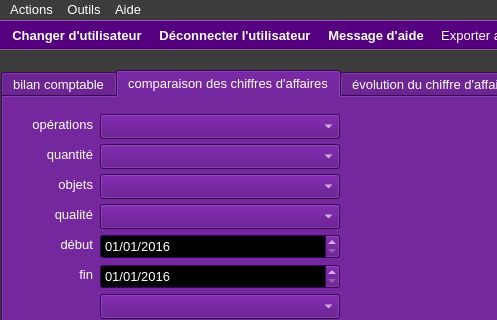
Above: ui/yeroth-erp-tableaux-de-bord-window.ui from xnoumbissinoundou/yeroth-erp-3.0 before the change; both pictures show x 0 to 497 and y 0 to 320 of the 800 by 600 pixel window. Below: the same form after it.
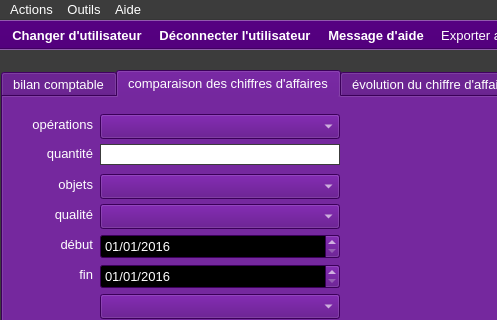
That is the form after the change. The open tabs and pages were chosen to show the change. Icons and pictures are not drawn. Custom widgets are drawn as their Qt base class.

Diff of the .ui file:
```diff
--- a/ui/yeroth-erp-tableaux-de-bord-window.ui
+++ b/ui/yeroth-erp-tableaux-de-bord-window.ui
@@ -3129,442 +3129,6 @@
      <attribute name="title">
       <string>comparaison des chiffres d'affaires</string>
      </attribute>
-     <widget class="YerothComboBox" name="comboBox_quantite">
-      <property name="geometry">
-       <rect>
-        <x>97</x>
-        <y>47</y>
-        <width>240</width>
-        <height>25</height>
-       </rect>
-      </property>
-      <property name="palette">
-       <palette>
-        <active>
-         <colorrole role="WindowText">
-          <brush brushstyle="SolidPattern">
-           <color alpha="255">
-            <red>255</red>
-            <green>255</green>
-            <blue>255</blue>
-           </color>
-          </brush>
-         </colorrole>
-         <colorrole role="Button">
-          <brush brushstyle="SolidPattern">
-           <color alpha="255">
-            <red>83</red>
-            <green>0</green>
-            <blue>125</blue>
-           </color>
-          </brush>
-         </colorrole>
-         <colorrole role="Light">
-          <brush brushstyle="SolidPattern">
-           <color alpha="255">
-            <red>124</red>
-            <green>0</green>
-            <blue>188</blue>
-           </color>
-          </brush>
-         </colorrole>
-         <colorrole role="Midlight">
-          <brush brushstyle="SolidPattern">
-           <color alpha="255">
-            <red>103</red>
-            <green>0</green>
-            <blue>156</blue>
-           </color>
-          </brush>
-         </colorrole>
-         <colorrole role="Dark">
-          <brush brushstyle="SolidPattern">
-           <color alpha="255">
-            <red>41</red>
-            <green>0</green>
-            <blue>62</blue>
-           </color>
-          </brush>
-         </colorrole>
-         <colorrole role="Mid">
-          <brush brushstyle="SolidPattern">
-           <color alpha="255">
-            <red>55</red>
-            <green>0</green>
-            <blue>83</blue>
-           </color>
-          </brush>
-         </colorrole>
-         <colorrole role="Text">
-          <brush brushstyle="SolidPattern">
-           <color alpha="255">
-            <red>255</red>
-            <green>255</green>
-            <blue>255</blue>
-           </color>
-          </brush>
-         </colorrole>
-         <colorrole role="BrightText">
-          <brush brushstyle="SolidPattern">
-           <color alpha="255">
-            <red>255</red>
-            <green>255</green>
-            <blue>255</blue>
-           </color>
-          </brush>
-         </colorrole>
-         <colorrole role="ButtonText">
-          <brush brushstyle="SolidPattern">
-           <color alpha="255">
-            <red>255</red>
-            <green>255</green>
-            <blue>255</blue>
-           </color>
-          </brush>
-         </colorrole>
-         <colorrole role="Base">
-          <brush brushstyle="SolidPattern">
-           <color alpha="255">
-            <red>0</red>
-            <green>0</green>
-            <blue>0</blue>
-           </color>
-          </brush>
-         </colorrole>
-         <colorrole role="Window">
-          <brush brushstyle="SolidPattern">
-           <color alpha="255">
-            <red>83</red>
-            <green>0</green>
-            <blue>125</blue>
-           </color>
-          </brush>
-         </colorrole>
-         <colorrole role="Shadow">
-          <brush brushstyle="SolidPattern">
-           <color alpha="255">
-            <red>0</red>
-            <green>0</green>
-            <blue>0</blue>
-           </color>
-          </brush>
-         </colorrole>
-         <colorrole role="AlternateBase">
-          <brush brushstyle="SolidPattern">
-           <color alpha="255">
-            <red>41</red>
-            <green>0</green>
-            <blue>62</blue>
-           </color>
-          </brush>
-         </colorrole>
-         <colorrole role="ToolTipBase">
-          <brush brushstyle="SolidPattern">
-           <color alpha="255">
-            <red>255</red>
-            <green>255</green>
-            <blue>220</blue>
-           </color>
-          </brush>
-         </colorrole>
-         <colorrole role="ToolTipText">
-          <brush brushstyle="SolidPattern">
-           <color alpha="255">
-            <red>255</red>
-            <green>255</green>
-            <blue>255</blue>
-           </color>
-          </brush>
-         </colorrole>
-        </active>
-        <inactive>
-         <colorrole role="WindowText">
-          <brush brushstyle="SolidPattern">
-           <color alpha="255">
-            <red>255</red>
-            <green>255</green>
-            <blue>255</blue>
-           </color>
-          </brush>
-         </colorrole>
-         <colorrole role="Button">
-          <brush brushstyle="SolidPattern">
-           <color alpha="255">
-            <red>83</red>
-            <green>0</green>
-            <blue>125</blue>
-           </color>
-          </brush>
-         </colorrole>
-         <colorrole role="Light">
-          <brush brushstyle="SolidPattern">
-           <color alpha="255">
-            <red>124</red>
-            <green>0</green>
-            <blue>188</blue>
-           </color>
-          </brush>
-         </colorrole>
-         <colorrole role="Midlight">
-          <brush brushstyle="SolidPattern">
-           <color alpha="255">
-            <red>103</red>
-            <green>0</green>
-            <blue>156</blue>
-           </color>
-          </brush>
-         </colorrole>
-         <colorrole role="Dark">
-          <brush brushstyle="SolidPattern">
-           <color alpha="255">
-            <red>41</red>
-            <green>0</green>
-            <blue>62</blue>
-           </color>
-          </brush>
-         </colorrole>
-         <colorrole role="Mid">
-          <brush brushstyle="SolidPattern">
-           <color alpha="255">
-            <red>55</red>
-            <green>0</green>
-            <blue>83</blue>
-           </color>
-          </brush>
-         </colorrole>
-         <colorrole role="Text">
-          <brush brushstyle="SolidPattern">
-           <color alpha="255">
-            <red>255</red>
-            <green>255</green>
-            <blue>255</blue>
-           </color>
-          </brush>
-         </colorrole>
-         <colorrole role="BrightText">
-          <brush brushstyle="SolidPattern">
-           <color alpha="255">
-            <red>255</red>
-            <green>255</green>
-            <blue>255</blue>
-           </color>
-          </brush>
-         </colorrole>
-         <colorrole role="ButtonText">
-          <brush brushstyle="SolidPattern">
-           <color alpha="255">
-            <red>255</red>
-            <green>255</green>
-            <blue>255</blue>
-           </color>
-          </brush>
-         </colorrole>
-         <colorrole role="Base">
-          <brush brushstyle="SolidPattern">
-           <color alpha="255">
-            <red>0</red>
-            <green>0</green>
-            <blue>0</blue>
-           </color>
-          </brush>
-         </colorrole>
-         <colorrole role="Window">
-          <brush brushstyle="SolidPattern">
-           <color alpha="255">
-            <red>83</red>
-            <green>0</green>
-            <blue>125</blue>
-           </color>
-          </brush>
-         </colorrole>
-         <colorrole role="Shadow">
-          <brush brushstyle="SolidPattern">
-           <color alpha="255">
-            <red>0</red>
-            <green>0</green>
-            <blue>0</blue>
-           </color>
-          </brush>
-         </colorrole>
-         <colorrole role="AlternateBase">
-          <brush brushstyle="SolidPattern">
-           <color alpha="255">
-            <red>41</red>
-            <green>0</green>
-            <blue>62</blue>
-           </color>
-          </brush>
-         </colorrole>
-         <colorrole role="ToolTipBase">
-          <brush brushstyle="SolidPattern">
-           <color alpha="255">
-            <red>255</red>
-            <green>255</green>
-            <blue>220</blue>
-           </color>
-          </brush>
-         </colorrole>
-         <colorrole role="ToolTipText">
-          <brush brushstyle="SolidPattern">
-           <color alpha="255">
-            <red>255</red>
-            <green>255</green>
-            <blue>255</blue>
-           </color>
-          </brush>
-         </colorrole>
-        </inactive>
-        <disabled>
-         <colorrole role="WindowText">
-          <brush brushstyle="SolidPattern">
-           <color alpha="255">
-            <red>41</red>
-            <green>0</green>
-            <blue>62</blue>
-           </color>
-          </brush>
-         </colorrole>
-         <colorrole role="Button">
-          <brush brushstyle="SolidPattern">
-           <color alpha="255">
-            <red>83</red>
-            <green>0</green>
-            <blue>125</blue>
-           </color>
-          </brush>
-         </colorrole>
-         <colorrole role="Light">
-          <brush brushstyle="SolidPattern">
-           <color alpha="255">
-            <red>124</red>
-            <green>0</green>
-            <blue>188</blue>
-           </color>
-          </brush>
-         </colorrole>
-         <colorrole role="Midlight">
-          <brush brushstyle="SolidPattern">
-           <color alpha="255">
-            <red>103</red>
-            <green>0</green>
-            <blue>156</blue>
-           </color>
-          </brush>
-         </colorrole>
-         <colorrole role="Dark">
-          <brush brushstyle="SolidPattern">
-           <color alpha="255">
-            <red>41</red>
-            <green>0</green>
-            <blue>62</blue>
-           </color>
-          </brush>
-         </colorrole>
-         <colorrole role="Mid">
-          <brush brushstyle="SolidPattern">
-           <color alpha="255">
-            <red>55</red>
-            <green>0</green>
-            <blue>83</blue>
-           </color>
-          </brush>
-         </colorrole>
-         <colorrole role="Text">
-          <brush brushstyle="SolidPattern">
-           <color alpha="255">
-            <red>41</red>
-            <green>0</green>
-            <blue>62</blue>
-           </color>
-          </brush>
-         </colorrole>
-         <colorrole role="BrightText">
-          <brush brushstyle="SolidPattern">
-           <color alpha="255">
-            <red>255</red>
-            <green>255</green>
-            <blue>255</blue>
-           </color>
-          </brush>
-         </colorrole>
-         <colorrole role="ButtonText">
-          <brush brushstyle="SolidPattern">
-           <color alpha="255">
-            <red>41</red>
-            <green>0</green>
-            <blue>62</blue>
-           </color>
-          </brush>
-         </colorrole>
-         <colorrole role="Base">
-          <brush brushstyle="SolidPattern">
-           <color alpha="255">
-            <red>83</red>
-            <green>0</green>
-            <blue>125</blue>
-           </color>
-          </brush>
-         </colorrole>
-         <colorrole role="Window">
-          <brush brushstyle="SolidPattern">
-           <color alpha="255">
-            <red>83</red>
-            <green>0</green>
-            <blue>125</blue>
-           </color>
-          </brush>
-         </colorrole>
-         <colorrole role="Shadow">
-          <brush brushstyle="SolidPattern">
-           <color alpha="255">
-            <red>0</red>
-            <green>0</green>
-            <blue>0</blue>
-           </color>
-          </brush>
-         </colorrole>
-         <colorrole role="AlternateBase">
-          <brush brushstyle="SolidPattern">
-           <color alpha="255">
-            <red>83</red>
-            <green>0</green>
-            <blue>125</blue>
-           </color>
-          </brush>
-         </colorrole>
-         <colorrole role="ToolTipBase">
-          <brush brushstyle="SolidPattern">
-           <color alpha="255">
-            <red>255</red>
-            <green>255</green>
-            <blue>220</blue>
-           </color>
-          </brush>
-         </colorrole>
-         <colorrole role="ToolTipText">
-          <brush brushstyle="SolidPattern">
-           <color alpha="255">
-            <red>255</red>
-            <green>255</green>
-            <blue>255</blue>
-           </color>
-          </brush>
-         </colorrole>
-        </disabled>
-       </palette>
-      </property>
-      <property name="font">
-       <font>
-        <pointsize>10</pointsize>
-       </font>
-      </property>
-      <property name="sizeAdjustPolicy">
-       <enum>QComboBox::AdjustToContentsOnFirstShow</enum>
-      </property>
-      <property name="minimumContentsLength">
-       <number>0</number>
-      </property>
-     </widget>
      <widget class="YerothComboBox" name="comboBox_operations">
       <property name="geometry">
        <rect>
@@ -4026,7 +3590,7 @@
       <property name="geometry">
        <rect>
         <x>0</x>
-        <y>47</y>
+        <y>46</y>
         <width>90</width>
         <height>21</height>
        </rect>
@@ -7189,6 +6753,110 @@
        </date>
       </property>
      </widget>
+     <widget class="YerothLineEdit" name="lineEdit_quantite">
+      <property name="geometry">
+       <rect>
+        <x>97</x>
+        <y>47</y>
+        <width>240</width>
+        <height>21</height>
+       </rect>
+      </property>
+      <property name="palette">
+       <palette>
+        <active>
+         <colorrole role="Button">
+          <brush brushstyle="SolidPattern">
+           <color alpha="255">
+            <red>0</red>
+            <green>0</green>
+            <blue>0</blue>
+           </color>
+          </brush>
+         </colorrole>
+         <colorrole role="Base">
+          <brush brushstyle="SolidPattern">
+           <color alpha="255">
+            <red>0</red>
+            <green>0</green>
+            <blue>0</blue>
+           </color>
+          </brush>
+         </colorrole>
+         <colorrole role="Window">
+          <brush brushstyle="SolidPattern">
+           <color alpha="255">
+            <red>0</red>
+            <green>0</green>
+            <blue>0</blue>
+           </color>
+          </brush>
+         </colorrole>
+        </active>
+        <inactive>
+         <colorrole role="Button">
+          <brush brushstyle="SolidPattern">
+           <color alpha="255">
+            <red>0</red>
+            <green>0</green>
+            <blue>0</blue>
+           </color>
+          </brush>
+         </colorrole>
+         <colorrole role="Base">
+          <brush brushstyle="SolidPattern">
+           <color alpha="255">
+            <red>0</red>
+            <green>0</green>
+            <blue>0</blue>
+           </color>
+          </brush>
+         </colorrole>
+         <colorrole role="Window">
+          <brush brushstyle="SolidPattern">
+           <color alpha="255">
+            <red>0</red>
+            <green>0</green>
+            <blue>0</blue>
+           </color>
+          </brush>
+         </colorrole>
+        </inactive>
+        <disabled>
+         <colorrole role="Button">
+          <brush brushstyle="SolidPattern">
+           <color alpha="255">
+            <red>0</red>
+            <green>0</green>
+            <blue>0</blue>
+           </color>
+          </brush>
+         </colorrole>
+         <colorrole role="Base">
+          <brush brushstyle="SolidPattern">
+           <color alpha="255">
+            <red>0</red>
+            <green>0</green>
+            <blue>0</blue>
+           </color>
+          </brush>
+         </colorrole>
+         <colorrole role="Window">
+          <brush brushstyle="SolidPattern">
+           <color alpha="255">
+            <red>0</red>
+            <green>0</green>
+            <blue>0</blue>
+           </color>
+          </brush>
+         </colorrole>
+        </disabled>
+       </palette>
+      </property>
+      <property name="styleSheet">
+       <string notr="true">border: 1px solid rgb(60, 60, 60);</string>
+      </property>
+     </widget>
     </widget>
     <widget class="QWidget" name="tab">
      <attribute name="title">
```
Left out of the diff: 1 changed line with no effect on the pictures.
